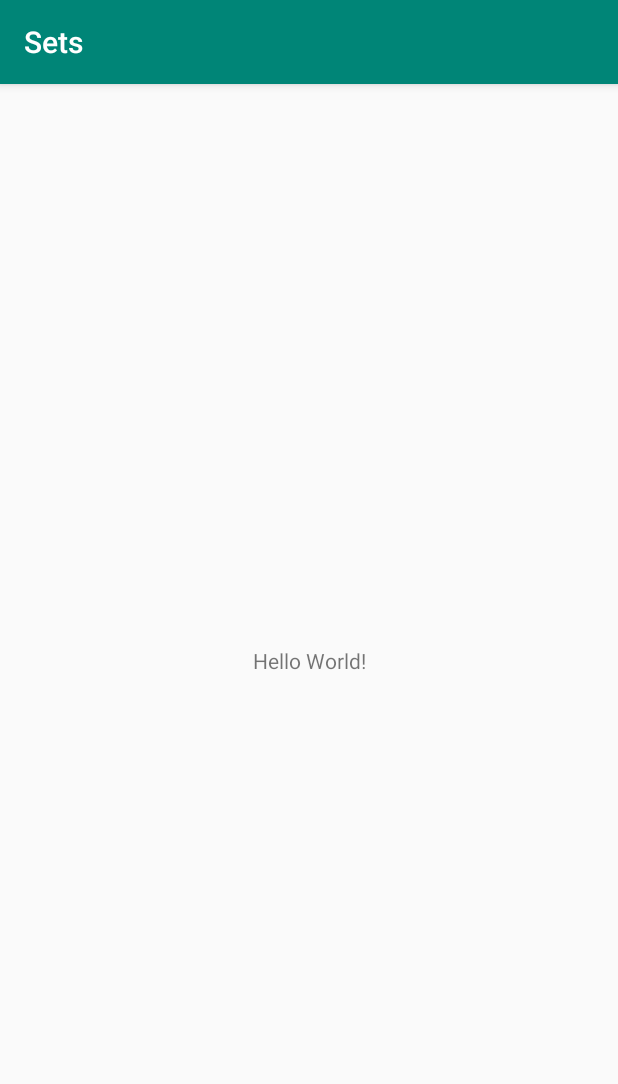
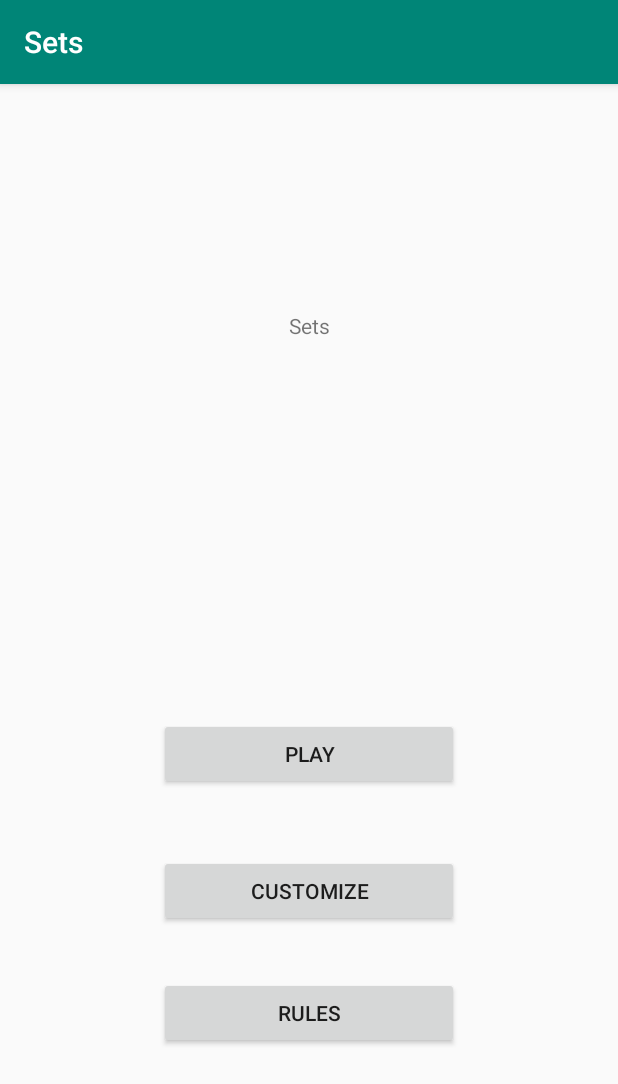
Before and after one commit to yewei600/Sets, an Android app: the screen it shows after launch (MainActivity), on a phone screen of 412 x 824 dp. Shown: the top 1084 px of the screen. Run offline under Robolectric (Android 15) with nearby library versions, the phone set to English and light mode, and no system bars; our stand-ins replace data binding.

Commit message:
initial fragments setup

```diff
--- /dev/null
+++ b/app/src/main/java/com/ericwei/sets/game/GamePresenter.kt
@@ -0,0 +1,3 @@
+package com.ericwei.sets.game
+
+class GamePresenter
--- /dev/null
+++ b/app/src/main/java/com/ericwei/sets/gamesummary/SummaryPresenter.kt
@@ -0,0 +1,3 @@
+package com.ericwei.sets.gamesummary
+
+class SummaryPresenter()
--- /dev/null
+++ b/app/src/main/java/com/ericwei/sets/home/HomeFragment.kt
@@ -0,0 +1,44 @@
+package com.ericwei.sets.home
+
+
+import android.os.Bundle
+import androidx.fragment.app.Fragment
+import android.view.LayoutInflater
+import android.view.View
+import android.view.ViewGroup
+import androidx.databinding.DataBindingUtil
+import androidx.navigation.findNavController
+
+import com.ericwei.sets.R
+import com.ericwei.sets.databinding.FragmentHomeBinding
+
+/**
+ * A simple [Fragment] subclass.
+ */
+class HomeFragment : Fragment(), View.OnClickListener {
+
+    override fun onCreateView(
+        inflater: LayoutInflater, container: ViewGroup?,
+        savedInstanceState: Bundle?
+    ): View? {
+
+        val binding: FragmentHomeBinding = DataBindingUtil.inflate(
+            inflater, R.layout.fragment_home, container, false
+        )
+
+        binding.playBtn.setOnClickListener(this)
+
+        return binding.root
+    }
+
+    override fun onClick(v: View?) {
+        val navController = v!!.findNavController()
+        when (v!!.id) {
+            R.id.playBtn ->
+                navController.navigate(R.id.action_homeFragment_to_gameFragment)
+
+        }
+
+    }
+
+}
--- /dev/null
+++ b/app/src/main/java/com/ericwei/sets/home/HomePresenter.kt
@@ -0,0 +1,3 @@
+package com.ericwei.sets.home
+
+class HomePresenter()
--- /dev/null
+++ b/app/src/main/java/com/ericwei/sets/model/Shape.kt
@@ -0,0 +1 @@
+package com.ericwei.sets.model
--- a/app/src/main/res/layout/activity_main.xml
+++ b/app/src/main/res/layout/activity_main.xml
@@ -6,13 +6,18 @@
     android:layout_height="match_parent"
     tools:context=".MainActivity">
 
-    <TextView
-        android:layout_width="wrap_content"
-        android:layout_height="wrap_content"
-        android:text="Hello World!"
-        app:layout_constraintBottom_toBottomOf="parent"
+    <fragment
+        android:id="@+id/nav_host_fragment"
+        android:name="androidx.navigation.fragment.NavHostFragment"
+        android:layout_width="0dp"
+        android:layout_height="0dp"
         app:layout_constraintLeft_toLeftOf="parent"
         app:layout_constraintRight_toRightOf="parent"
-        app:layout_constraintTop_toTopOf="parent" />
+        app:layout_constraintTop_toTopOf="parent"
+        app:layout_constraintBottom_toBottomOf="parent"
+
+        app:defaultNavHost="true"
+        app:navGraph="@navigation/nav_graph" />
+
 
 </androidx.constraintlayout.widget.ConstraintLayout>
--- /dev/null
+++ b/app/src/main/res/layout/fragment_home.xml
@@ -0,0 +1,57 @@
+<?xml version="1.0" encoding="utf-8"?>
+<layout xmlns:android="http://schemas.android.com/apk/res/android"
+    xmlns:app="http://schemas.android.com/apk/res-auto"
+    xmlns:tools="http://schemas.android.com/tools">
+
+    <data>
+
+    </data>
+
+    <androidx.constraintlayout.widget.ConstraintLayout
+        android:layout_width="match_parent"
+        android:layout_height="match_parent"
+        tools:context=".home.HomeFragment">
+
+        <Button
+            android:id="@+id/playBtn"
+            android:layout_width="200dp"
+            android:layout_height="wrap_content"
+            android:layout_marginBottom="297dp"
+            android:text="Play"
+            app:layout_constraintBottom_toBottomOf="parent"
+            app:layout_constraintEnd_toEndOf="parent"
+            app:layout_constraintStart_toStartOf="parent" />
+
+        <Button
+            android:id="@+id/customBtn"
+            android:layout_width="200dp"
+            android:layout_height="wrap_content"
+            android:layout_marginTop="43dp"
+            android:text="Customize"
+            app:layout_constraintEnd_toEndOf="parent"
+            app:layout_constraintStart_toStartOf="parent"
+            app:layout_constraintTop_toBottomOf="@+id/playBtn" />
+
+        <Button
+            android:id="@+id/rulesBtn"
+            android:layout_width="200dp"
+            android:layout_height="wrap_content"
+            android:layout_marginTop="33dp"
+            android:text="Rules"
+            app:layout_constraintEnd_toEndOf="parent"
+            app:layout_constraintStart_toStartOf="parent"
+            app:layout_constraintTop_toBottomOf="@+id/customBtn" />
+
+        <TextView
+            android:id="@+id/textView"
+            android:layout_width="200dp"
+            android:layout_height="wrap_content"
+            android:layout_marginTop="151dp"
+            android:text="Sets"
+            android:textAlignment="center"
+            app:layout_constraintEnd_toEndOf="parent"
+            app:layout_constraintStart_toStartOf="parent"
+            app:layout_constraintTop_toTopOf="parent" />
+
+    </androidx.constraintlayout.widget.ConstraintLayout>
+</layout>
--- /dev/null
+++ b/app/src/main/res/navigation/nav_graph.xml
@@ -0,0 +1,31 @@
+<?xml version="1.0" encoding="utf-8"?>
+<navigation xmlns:android="http://schemas.android.com/apk/res/android"
+    xmlns:app="http://schemas.android.com/apk/res-auto"
+    xmlns:tools="http://schemas.android.com/tools"
+    android:id="@+id/nav_graph"
+    app:startDestination="@id/homeFragment">
+
+    <fragment
+        android:id="@+id/homeFragment"
+        android:name="com.ericwei.sets.home.HomeFragment"
+        android:label="fragment_home"
+        tools:layout="@layout/fragment_home" >
+        <action
+            android:id="@+id/action_homeFragment_to_gameFragment"
+            app:destination="@id/gameFragment" />
+    </fragment>
+    <fragment
+        android:id="@+id/gameFragment"
+        android:name="com.ericwei.sets.game.GameFragment"
+        android:label="fragment_game"
+        tools:layout="@layout/fragment_game" >
+        <action
+            android:id="@+id/action_gameFragment_to_summaryFragment"
+            app:destination="@id/summaryFragment" />
+    </fragment>
+    <fragment
+        android:id="@+id/summaryFragment"
+        android:name="com.ericwei.sets.gamesummary.SummaryFragment"
+        android:label="fragment_summary"
+        tools:layout="@layout/fragment_summary" />
+</navigation>
--- a/app/src/main/res/values/strings.xml
+++ b/app/src/main/res/values/strings.xml
@@ -1,3 +1,6 @@
 <resources>
     <string name="app_name">Sets</string>
+
+    <!-- TODO: Remove or change this placeholder text -->
+    <string name="hello_blank_fragment">Hello blank fragment</string>
 </resources>
```
Also changed, not shown: app/build.gradle (+9 -1 lines), app/src/main/java/com/ericwei/sets/game/GameContract.kt (added, +14 -0 lines), app/src/main/java/com/ericwei/sets/game/GameFragment.kt (added, +19 -0 lines), app/src/main/java/com/ericwei/sets/gamesummary/SummaryContract.kt (added, +13 -0 lines), app/src/main/java/com/ericwei/sets/gamesummary/SummaryFragment.kt (added, +26 -0 lines), app/src/main/java/com/ericwei/sets/home/HomeContract.kt (added, +13 -0 lines), app/src/main/res/layout/fragment_game.xml (added, +7 -0 lines), app/src/main/res/layout/fragment_summary.xml (added, +14 -0 lines).
